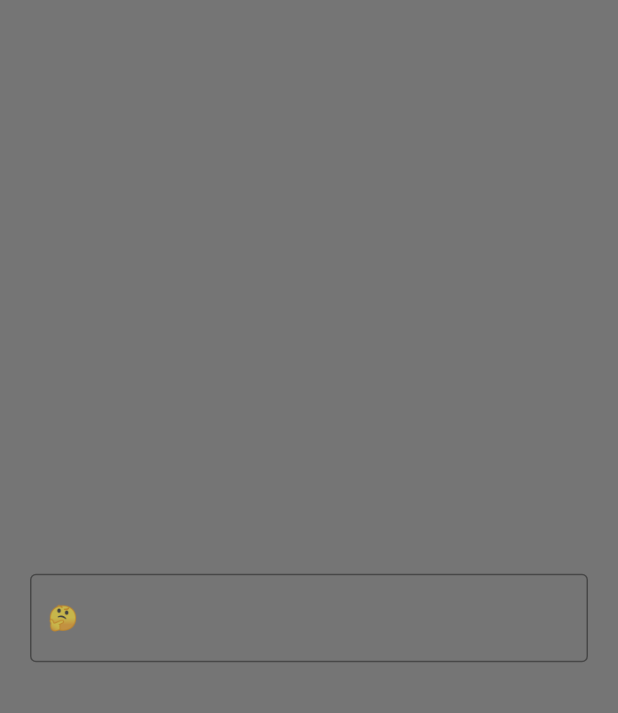
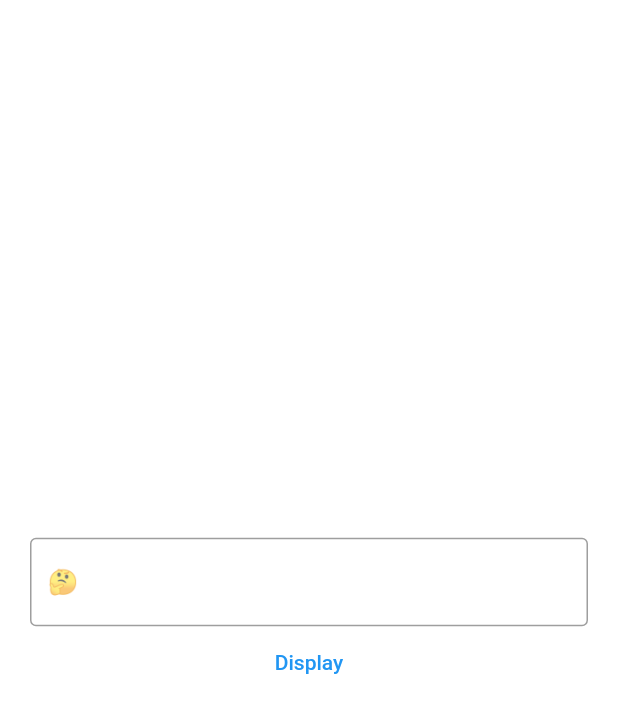
Before and after one commit to Asrat77/express, a Flutter app: the screen it shows after launch, on a phone screen of 412 x 824 dp. Shown: the top 713 px of the screen. Run offline on Flutter 3.47's test engine with Material 2 defaults, Android fonts, the phone set to English and light mode, and no system bars; our stand-ins replace animated_text_kit.

Commit message:
added routing

```diff
--- a/lib/main.dart
+++ b/lib/main.dart
@@ -1,5 +1,6 @@
 import 'package:flutter/material.dart';
 import 'package:animated_text_kit/animated_text_kit.dart';
+import 'package:rave/display_page.dart';
 
 import 'my_home_page.dart';
 
@@ -11,15 +12,19 @@ void main() {
 class MyApp extends StatelessWidget {
   const MyApp({super.key});
 
-
   @override
   Widget build(BuildContext context) {
     return MaterialApp(
-      title: 'Flutter Demo',
+      initialRoute: "/",
+      routes: {
+        //"/": (context) => MyHomePage(),
+        "display": (context) => const DisplayPage(),
+      },
+      title: 'Home',
       theme: ThemeData(
          primarySwatch: Colors.blue,
       ),
-      home: MyHomePage(),
+      home: const MyHomePage(),
     );
   }
 }
--- a/lib/my_home_page.dart
+++ b/lib/my_home_page.dart
@@ -1,31 +1,38 @@
 import 'package:animated_text_kit/animated_text_kit.dart';
 import 'package:flutter/material.dart';
+import 'package:rave/express.dart';
 
 class MyHomePage extends StatefulWidget {
+  const MyHomePage({super.key});
+
   //const MyHomePage({super.key, required this.title});
   @override
   State<MyHomePage> createState() => _MyHomePageState();
 }
 class _MyHomePageState extends State<MyHomePage> {
-  final _textController = TextEditingController();
-  String displayText = "";
-
+  final userInput = TextEditingController();
+  //String displayText ;
   @override
   Widget build(BuildContext context) {
     return Scaffold(
-      backgroundColor: Colors.black54,
+      backgroundColor: Colors.white70,
       body: Padding(
         padding: const EdgeInsets.all(20.0),
         child: Column(
           mainAxisAlignment: MainAxisAlignment.center,
-          children: const [
-            TextField(
-              decoration: InputDecoration(
+          children:  [
+            TextField (
+              controller: userInput,
+              decoration: const InputDecoration(
                 border: OutlineInputBorder(),
                 hintText: "🤔",
               ),
             ),
-
+            TextButton(
+              onPressed: () {
+                Navigator.pushNamed(context, "display");
+              }, child: const Text('Display'),
+            )
           ],
         ),
       ),
```
Also changed, not shown: lib/display_page.dart (+10 -13 lines), lib/express.dart (added, +7 -0 lines).
